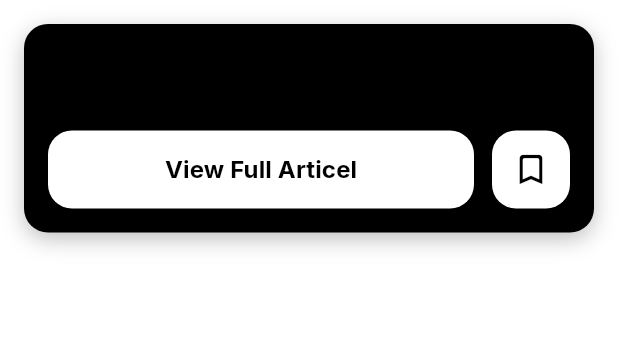
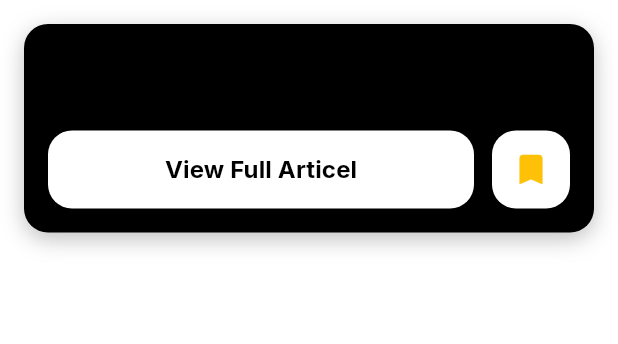
Before and after one commit to Abdallah2072/news_app, a Flutter app: the NewsBottomSheet widget shown alone on an empty page, opened directly with empty values, after a tap on the "bookmark outline" icon, on a phone screen of 412 x 824 dp. Shown: the top 344 px of the screen. Run offline on Flutter 3.47's test engine with Material 3 defaults, Android fonts, the phone set to English and light mode, and no system bars; our stand-ins replace flutter_bloc, google_fonts, hive_flutter, shimmer; accounts and stored records are empty.

Commit message:
refactor: migrate state management from Provider to flutter_bloc and Cubit

```diff
--- a/lib/Providers/Language_Provider.dart
+++ /dev/null
@@ -1,14 +0,0 @@
-import 'package:flutter/material.dart';
-
-class LanguageProvider extends ChangeNotifier {
-  //todo: Data
-  String appLanguage = 'en';
-
-  void ChangeLanguage (String NewLanguage) {
-    if (appLanguage == NewLanguage){
-      return ;
-    }
-    appLanguage = NewLanguage ;
-    notifyListeners();
-  }
-}
--- a/lib/Providers/Theme_Provider.dart
+++ /dev/null
@@ -1,18 +0,0 @@
-import 'package:flutter/material.dart';
-
-class ThemeProvider extends ChangeNotifier {
-  //todo: Data
-  ThemeMode themeProvider = ThemeMode.light ;
-
-  void ChangeTheme (ThemeMode NewTheme) {
-    if (themeProvider == NewTheme){
-      return ;
-    }
-    themeProvider = NewTheme ;
-    notifyListeners();
-  }
-
-  bool isDarkMode (){
-    return themeProvider == ThemeMode.dark ;
-  }
-}
--- a/lib/Providers/favorites_provider.dart
+++ /dev/null
@@ -1,57 +0,0 @@
-import 'package:flutter/material.dart';
-import 'package:news_app/api/model/news.dart';
-import 'package:news_app/core/cache/cache_manager.dart';
-
-class FavoritesProvider extends ChangeNotifier {
-  List<News> _favorites = [];
-
-  FavoritesProvider() {
-    _loadFavorites();
-  }
-
-  List<News> get favorites => _favorites;
-
-  void _loadFavorites() {
-    _favorites = CacheManager.getFavorites();
-    notifyListeners();
-  }
-
-  bool isFavorite(News news) {
-    return CacheManager.isFavorite(news);
-  }
-
-  /// Returns true if newly added, false if removed
-  Future<bool> toggleFavorite(News news) async {
-    final alreadyFavorited = CacheManager.isFavorite(news);
-    if (alreadyFavorited) {
-      await CacheManager.removeFavorite(news);
-      _favorites.removeWhere(
-        (item) =>
-            (item.url != null && item.url == news.url) ||
-            (item.title != null && item.title == news.title),
-      );
-      notifyListeners();
-      return false;
-    } else {
-      await CacheManager.saveFavorite(news);
-      _favorites.removeWhere(
-        (item) =>
-            (item.url != null && item.url == news.url) ||
-            (item.title != null && item.title == news.title),
-      );
-      _favorites.insert(0, news);
-      notifyListeners();
-      return true;
-    }
-  }
-
-  Future<void> removeFavorite(News news) async {
-    await CacheManager.removeFavorite(news);
-    _favorites.removeWhere(
-      (item) =>
-          (item.url != null && item.url == news.url) ||
-          (item.title != null && item.title == news.title),
-    );
-    notifyListeners();
-  }
-}
--- a/lib/Widgets/news/news_bottom_sheet.dart
+++ b/lib/Widgets/news/news_bottom_sheet.dart
@@ -1,9 +1,10 @@
 import 'package:flutter/material.dart';
-import 'package:news_app/Providers/Theme_Provider.dart';
-import 'package:news_app/Providers/favorites_provider.dart';
+import 'package:flutter_bloc/flutter_bloc.dart';
 import 'package:news_app/api/model/news.dart';
+import 'package:news_app/cubits/favorites/favorites_cubit.dart';
+import 'package:news_app/cubits/favorites/favorites_state.dart';
+import 'package:news_app/cubits/theme/theme_cubit.dart';
 import 'package:news_app/l10n/app_localizations.dart';
-import 'package:provider/provider.dart';
 import 'package:url_launcher/url_launcher.dart';
 
 class NewsBottomSheet extends StatelessWidget {
@@ -47,8 +48,7 @@ class NewsBottomSheet extends StatelessWidget {
   @override
   Widget build(BuildContext context) {
     final l10n = AppLocalizations.of(context)!;
-    final themeProvider = Provider.of<ThemeProvider>(context);
-    final isDark = themeProvider.isDarkMode() ||
+    final isDark = context.watch<ThemeCubit>().isDarkMode() ||
         Theme.of(context).brightness == Brightness.dark;
 
     final sheetBg = isDark ? Colors.white : Colors.black;
@@ -131,9 +131,11 @@ class NewsBottomSheet extends StatelessWidget {
                     ),
                   ),
                   const SizedBox(width: 12),
-                  Consumer<FavoritesProvider>(
-                    builder: (context, favoritesProvider, child) {
-                      final isFav = favoritesProvider.isFavorite(news);
+                  BlocBuilder<FavoritesCubit, FavoritesState>(
+                    builder: (context, state) {
+                      final isFav = state.favorites.any((item) =>
+                          (item.url != null && item.url == news.url) ||
+                          (item.title != null && item.title == news.title));
                       return Container(
                         height: 52,
                         width: 52,
@@ -148,7 +150,7 @@ class NewsBottomSheet extends StatelessWidget {
                             size: 26,
                           ),
                           onPressed: () async {
-                            final added = await favoritesProvider.toggleFavorite(news);
+                            final added = await context.read<FavoritesCubit>().toggleFavorite(news);
                             if (context.mounted) {
                               ScaffoldMessenger.of(context).hideCurrentSnackBar();
                               ScaffoldMessenger.of(context).showSnackBar(
--- /dev/null
+++ b/lib/cubits/favorites/favorites_cubit.dart
@@ -0,0 +1,51 @@
+import 'package:flutter_bloc/flutter_bloc.dart';
+import 'package:news_app/api/model/news.dart';
+import 'package:news_app/core/cache/cache_manager.dart';
+import 'package:news_app/cubits/favorites/favorites_state.dart';
+
+class FavoritesCubit extends Cubit<FavoritesState> {
+  FavoritesCubit() : super(const FavoritesInitial()) {
+    loadFavorites();
+  }
+
+  void loadFavorites() {
+    final list = CacheManager.getFavorites();
+    emit(FavoritesUpdated(list));
+  }
+
+  bool isFavorite(News news) {
+    return CacheManager.isFavorite(news);
+  }
+
+  /// Returns true if added, false if removed
+  Future<bool> toggleFavorite(News news) async {
+    final alreadyFav = CacheManager.isFavorite(news);
+    final currentList = List<News>.from(state.favorites);
+
+    if (alreadyFav) {
+      await CacheManager.removeFavorite(news);
+      currentList.removeWhere((item) =>
+          (item.url != null && item.url == news.url) ||
+          (item.title != null && item.title == news.title));
+      emit(FavoritesUpdated(currentList));
+      return false;
+    } else {
+      await CacheManager.saveFavorite(news);
+      currentList.removeWhere((item) =>
+          (item.url != null && item.url == news.url) ||
+          (item.title != null && item.title == news.title));
+      currentList.insert(0, news);
+      emit(FavoritesUpdated(currentList));
+      return true;
+    }
+  }
+
+  Future<void> removeFavorite(News news) async {
+    await CacheManager.removeFavorite(news);
+    final currentList = List<News>.from(state.favorites);
+    currentList.removeWhere((item) =>
+        (item.url != null && item.url == news.url) ||
+        (item.title != null && item.title == news.title));
+    emit(FavoritesUpdated(currentList));
+  }
+}
--- /dev/null
+++ b/lib/cubits/favorites/favorites_state.dart
@@ -0,0 +1,14 @@
+import 'package:news_app/api/model/news.dart';
+
+abstract class FavoritesState {
+  final List<News> favorites;
+  const FavoritesState(this.favorites);
+}
+
+class FavoritesInitial extends FavoritesState {
+  const FavoritesInitial() : super(const []);
+}
+
+class FavoritesUpdated extends FavoritesState {
+  const FavoritesUpdated(super.favorites);
+}
--- /dev/null
+++ b/lib/cubits/language/language_cubit.dart
@@ -0,0 +1,13 @@
+import 'package:flutter_bloc/flutter_bloc.dart';
+
+class LanguageCubit extends Cubit<String> {
+  LanguageCubit() : super('en');
+
+  void changeLanguage(String newLanguage) {
+    if (state != newLanguage) {
+      emit(newLanguage);
+    }
+  }
+
+  bool isArabic() => state == 'ar';
+}
--- /dev/null
+++ b/lib/cubits/theme/theme_cubit.dart
@@ -0,0 +1,14 @@
+import 'package:flutter/material.dart';
+import 'package:flutter_bloc/flutter_bloc.dart';
+
+class ThemeCubit extends Cubit<ThemeMode> {
+  ThemeCubit() : super(ThemeMode.light);
+
+  void changeTheme(ThemeMode newTheme) {
+    if (state != newTheme) {
+      emit(newTheme);
+    }
+  }
+
+  bool isDarkMode() => state == ThemeMode.dark;
+}
--- a/pubspec.yaml
+++ b/pubspec.yaml
@@ -39,13 +39,13 @@ dependencies:
   cupertino_icons: ^1.0.8
   flutter_native_splash: ^2.4.8
   google_fonts: ^8.1.0
-  provider: ^6.1.5+1
   font_awesome_flutter: ^11.0.0
   http: ^1.6.0
   url_launcher: ^6.3.1
   hive: ^2.2.3
   hive_flutter: ^1.1.0
   shimmer: ^3.0.0
+  flutter_bloc: ^8.1.6
 
 dev_dependencies:
   flutter_test:
```
Also changed, not shown: lib/Screens/favorites/favorites_screen.dart (+13 -8 lines), lib/Widgets/home_drawer.dart (+17 -11 lines), lib/Widgets/news/news_Items.dart (+9 -6 lines), lib/main.dart (+19 -13 lines), pubspec.lock.
